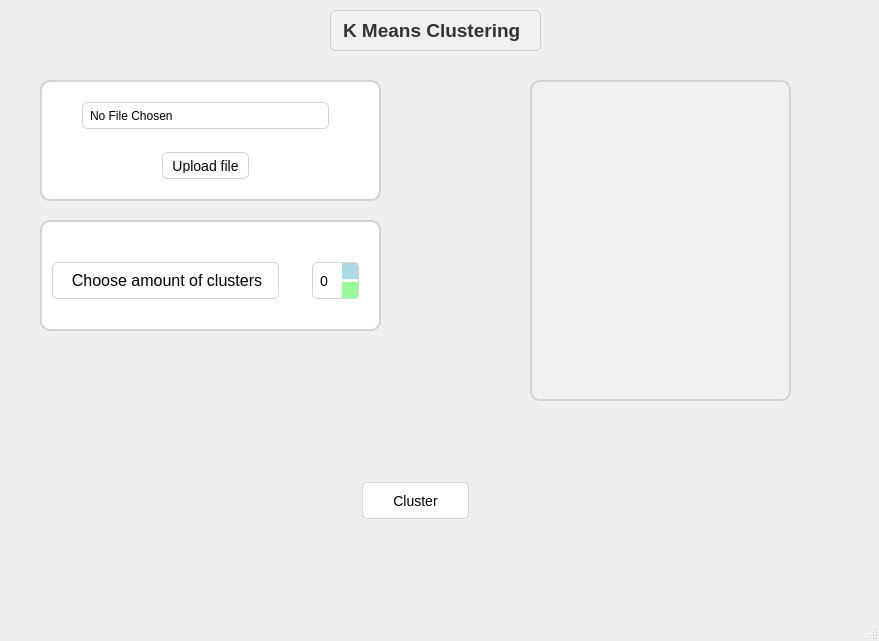
The window that application/mainwindow.ui (Goathemode/DSBA-CPP-2024-Project) describes before a commit, drawn with Qt 5.
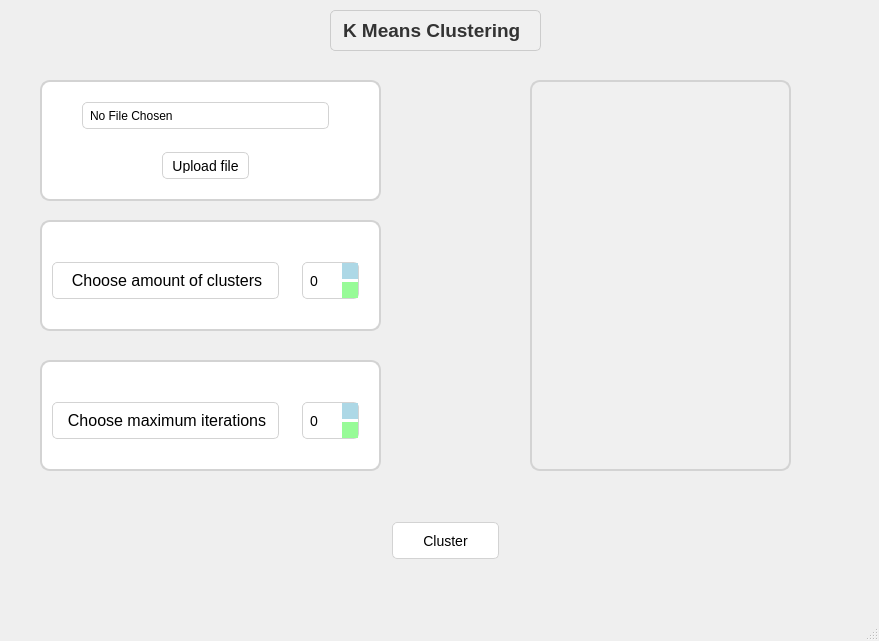
The same window after the commit.

```diff
--- a/application/mainwindow.ui
+++ b/application/mainwindow.ui
@@ -43,8 +43,8 @@
    <widget class="QPushButton" name="pushButton_2">
     <property name="geometry">
      <rect>
-      <x>360</x>
-      <y>480</y>
+      <x>390</x>
+      <y>520</y>
       <width>111</width>
       <height>41</height>
      </rect>
@@ -85,7 +85,7 @@
       <x>520</x>
       <y>70</y>
       <width>281</width>
-      <height>341</height>
+      <height>411</height>
      </rect>
     </property>
     <property name="styleSheet">
@@ -292,9 +292,121 @@
     <widget class="QSpinBox" name="spinBox">
      <property name="geometry">
       <rect>
-       <x>280</x>
+       <x>270</x>
        <y>50</y>
-       <width>51</width>
+       <width>61</width>
+       <height>41</height>
+      </rect>
+     </property>
+     <property name="styleSheet">
+      <string notr="true">QSpinBox {
+    background-color: #ffffff; 
+    border: 1px solid #d3d3d3; 
+    border-radius: 5px; 
+    padding: 5px; 
+    margin: 2px; 
+    color: #000000; 
+    font-size: 14px; 
+}
+
+QSpinBox:hover {
+    background-color: #f0f0f0; 
+    border: 1px solid #b0b0b0;
+}
+
+QSpinBox::up-button {
+    background-color: #add8e6; 
+    border: none;
+    width: 16px;
+    height: 16px; 
+}
+
+QSpinBox::up-button:hover {
+    background-color: #87ceeb; 
+}
+
+QSpinBox::down-button {
+    background-color: #98fb98; 
+    border: none;
+    width: 16px;
+    height: 16px; 
+}
+
+QSpinBox::down-button:hover {
+    background-color: #90ee90; 
+}
+
+QSpinBox::up-arrow, QSpinBox::down-arrow {
+    width: 7px; 
+    height: 7px; 
+}
+</string>
+     </property>
+    </widget>
+   </widget>
+   <widget class="QFrame" name="frame_3">
+    <property name="geometry">
+     <rect>
+      <x>30</x>
+      <y>350</y>
+      <width>361</width>
+      <height>131</height>
+     </rect>
+    </property>
+    <property name="styleSheet">
+     <string notr="true">QFrame {
+    /* Background settings */
+    background-color: #ffffff; /* White background */
+
+    /* Border settings */
+    border: 2px solid #d3d3d3; /* Light gray border */
+    border-radius: 10px; /* Rounded corners */
+
+    /* Padding and margin */
+    padding: 15px; /* Inner spacing */
+    margin: 10px; /* Outer spacing */
+
+    /* Shadow settings */
+    box-shadow: 2px 2px 5px rgba(0, 0, 0, 0.3); /* Shadow effect */
+}
+</string>
+    </property>
+    <property name="frameShape">
+     <enum>QFrame::StyledPanel</enum>
+    </property>
+    <property name="frameShadow">
+     <enum>QFrame::Raised</enum>
+    </property>
+    <widget class="QLabel" name="label_3">
+     <property name="geometry">
+      <rect>
+       <x>20</x>
+       <y>50</y>
+       <width>231</width>
+       <height>41</height>
+      </rect>
+     </property>
+     <property name="styleSheet">
+      <string notr="true">QLabel {
+    background-color: #ffffff; 
+    border: 1px solid #d3d3d3; 
+    border-radius: 5px; 
+    padding: 5px; 
+    margin: 2px; 
+    color: #000000; 
+    font-size: 14px; 
+}</string>
+     </property>
+     <property name="text">
+      <string>&lt;html&gt;&lt;head/&gt;&lt;body&gt;&lt;p align=&quot;center&quot;&gt;&lt;span style=&quot; font-size:12pt;&quot;&gt;Choose maximum iterations&lt;/span&gt;&lt;/p&gt;&lt;/body&gt;&lt;/html&gt;</string>
+     </property>
+    </widget>
+    <widget class="QSpinBox" name="spinBox_2">
+     <property name="geometry">
+      <rect>
+       <x>270</x>
+       <y>50</y>
+       <width>61</width>
        <height>41</height>
       </rect>
      </property>
```
Left out of the diff: 6 changed lines with no effect on the pictures.
